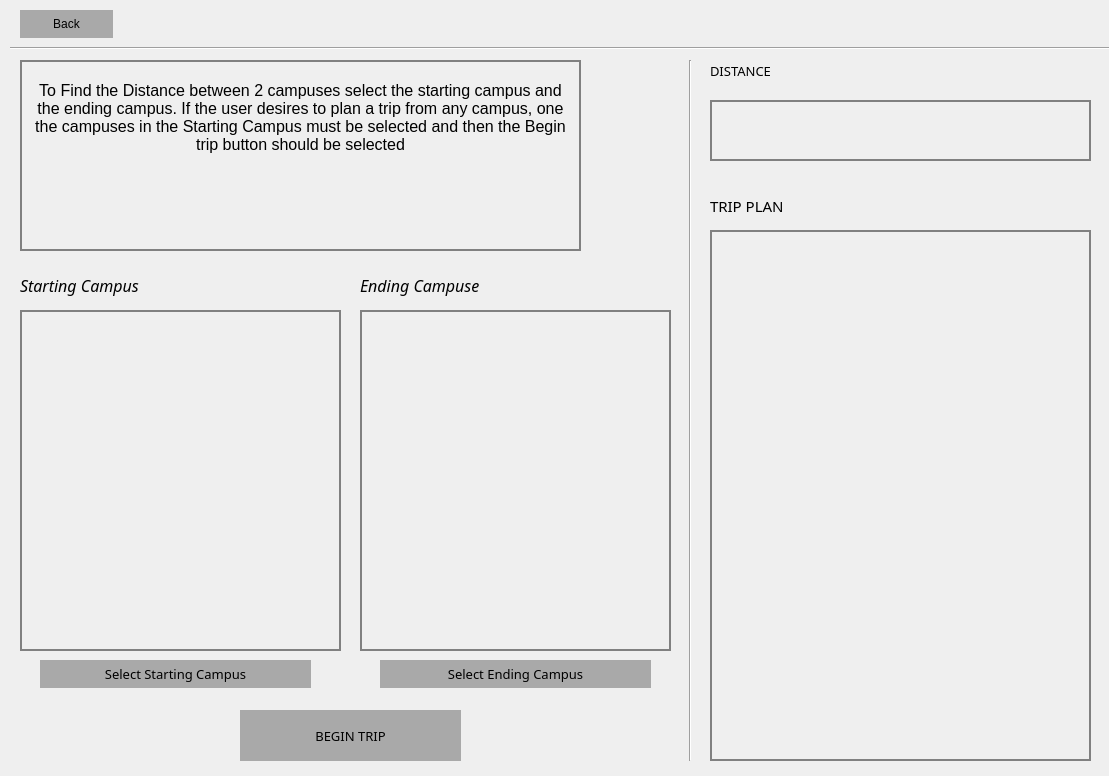
Before: the Qt Designer form src/tourcampuses.ui in brianclinkenbeard/collegetour, drawn with Qt 5.
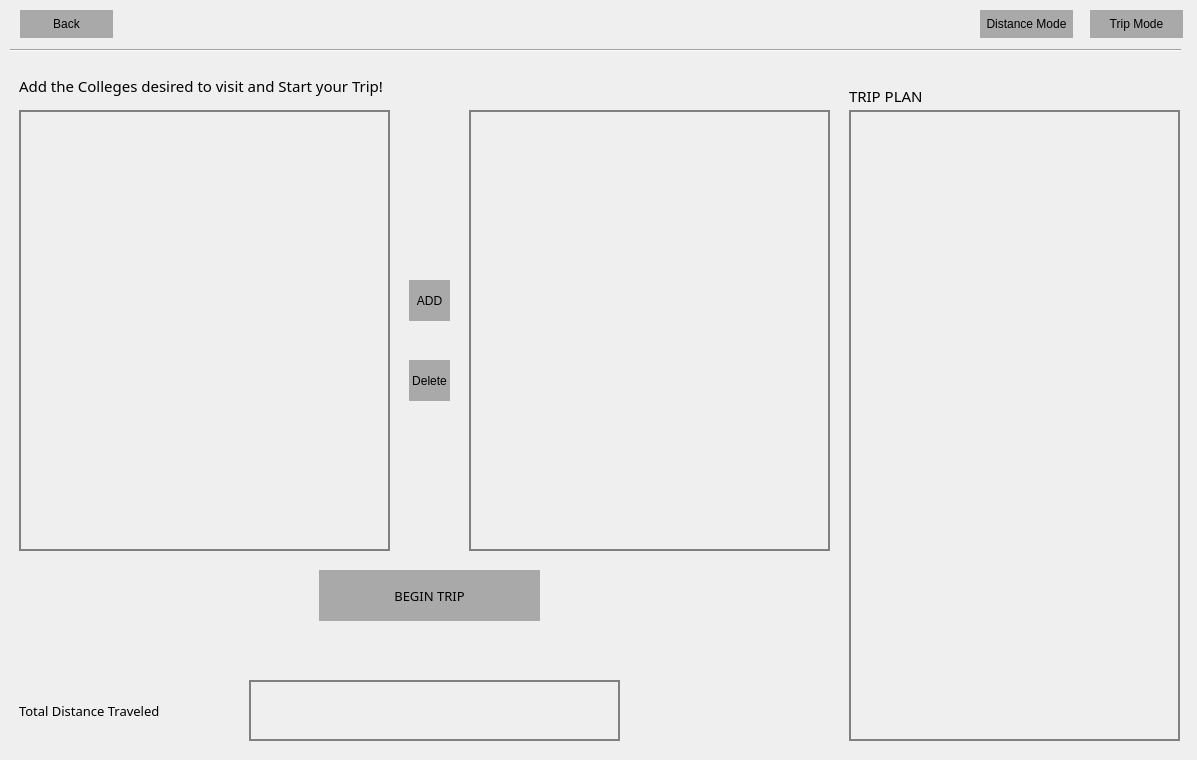
After: the same form once the commit is applied. Icons and pictures are not drawn.

```diff
--- a/src/tourcampuses.ui
+++ b/src/tourcampuses.ui
@@ -6,8 +6,8 @@
    <rect>
     <x>0</x>
     <y>0</y>
-    <width>1109</width>
-    <height>776</height>
+    <width>1197</width>
+    <height>760</height>
    </rect>
   </property>
   <property name="windowTitle">
@@ -46,95 +46,24 @@
 }
 </string>
   </property>
-  <widget class="QPushButton" name="back_to_main">
+  <widget class="QStackedWidget" name="stackedWidget">
    <property name="geometry">
     <rect>
-     <x>20</x>
-     <y>10</y>
-     <width>93</width>
-     <height>28</height>
-    </rect>
-   </property>
-   <property name="text">
-    <string>Back</string>
-   </property>
-  </widget>
-  <widget class="QTableWidget" name="endingCampus_table">
-   <property name="geometry">
-    <rect>
-     <x>360</x>
-     <y>310</y>
-     <width>311</width>
-     <height>341</height>
-    </rect>
-   </property>
-  </widget>
-  <widget class="QTableWidget" name="startingCampus_table">
-   <property name="geometry">
-    <rect>
-     <x>20</x>
-     <y>310</y>
-     <width>321</width>
-     <height>341</height>
-    </rect>
-   </property>
-  </widget>
-  <widget class="QTableWidget" name="tableWidget_3">
-   <property name="geometry">
-    <rect>
-     <x>710</x>
-     <y>230</y>
-     <width>381</width>
-     <height>531</height>
-    </rect>
-   </property>
-   <property name="styleSheet">
-    <string notr="true">tableWidget_3 {
-	font-color: white;
-}</string>
-   </property>
-  </widget>
-  <widget class="Line" name="line">
-   <property name="geometry">
-    <rect>
-     <x>10</x>
-     <y>40</y>
-     <width>1161</width>
-     <height>16</height>
-    </rect>
-   </property>
-   <property name="orientation">
-    <enum>Qt::Horizontal</enum>
-   </property>
-  </widget>
-  <widget class="QTableWidget" name="distance_table">
-   <property name="geometry">
-    <rect>
-     <x>710</x>
-     <y>100</y>
-     <width>381</width>
-     <height>61</height>
-    </rect>
-   </property>
-  </widget>
-  <widget class="Line" name="line_2">
-   <property name="geometry">
-    <rect>
-     <x>680</x>
+     <x>-1</x>
      <y>60</y>
-     <width>20</width>
+     <width>1191</width>
      <height>701</height>
     </rect>
    </property>
-   <property name="orientation">
-    <enum>Qt::Vertical</enum>
+   <property name="currentIndex">
+    <number>1</number>
    </property>
-  </widget>
-  <widget class="QLabel" name="label">
+   <widget class="QWidget" name="page">
+    <widget class="QLabel" name="startingCampus_label">
    <property name="geometry">
     <rect>
-     <x>20</x>
-     <y>270</y>
+       <x>30</x>
+       <y>80</y>
      <width>201</width>
      <height>31</height>
     </rect>
@@ -155,36 +84,21 @@
     <string>Starting Campus</string>
    </property>
   </widget>
-  <widget class="QLabel" name="label_2">
+    <widget class="QTableWidget" name="distance_table">
    <property name="geometry">
     <rect>
-     <x>360</x>
-     <y>270</y>
-     <width>201</width>
-     <height>31</height>
-    </rect>
-   </property>
-   <property name="font">
-    <font>
-     <family>Monotype Corsiva</family>
-     <pointsize>12</pointsize>
-     <italic>true</italic>
-    </font>
-   </property>
-   <property name="styleSheet">
-    <string notr="true">label_2 {
-	font-color: white;
-}</string>
-   </property>
-   <property name="text">
-    <string>Ending Campuse</string>
-   </property>
+       <x>810</x>
+       <y>630</y>
+       <width>371</width>
+       <height>61</height>
+      </rect>
+     </property>
   </widget>
   <widget class="QPushButton" name="pushButton_startColleges">
    <property name="geometry">
     <rect>
-     <x>40</x>
-     <y>660</y>
+       <x>70</x>
+       <y>580</y>
      <width>271</width>
      <height>28</height>
     </rect>
@@ -199,33 +113,21 @@
     <string>Select Starting Campus</string>
    </property>
   </widget>
-  <widget class="QPushButton" name="pushButton_3">
+    <widget class="QTableWidget" name="endingCampus_table">
    <property name="geometry">
     <rect>
-     <x>240</x>
-     <y>710</y>
-     <width>221</width>
-     <height>51</height>
-    </rect>
-   </property>
-   <property name="font">
-    <font>
-     <family>MV Boli</family>
-     <pointsize>10</pointsize>
-    </font>
-   </property>
-   <property name="styleSheet">
-    <string notr="true"/>
-   </property>
-   <property name="text">
-    <string>BEGIN TRIP</string>
-   </property>
+       <x>420</x>
+       <y>130</y>
+       <width>371</width>
+       <height>441</height>
+      </rect>
+     </property>
   </widget>
   <widget class="QPushButton" name="endingCollege_pushButton">
    <property name="geometry">
     <rect>
-     <x>380</x>
-     <y>660</y>
+       <x>470</x>
+       <y>580</y>
      <width>271</width>
      <height>28</height>
     </rect>
@@ -245,70 +147,21 @@
     <string>Select Ending Campus</string>
    </property>
   </widget>
-  <widget class="QTextBrowser" name="textBrowser">
+    <widget class="QTableWidget" name="startingCampus_table">
    <property name="geometry">
     <rect>
-     <x>20</x>
-     <y>60</y>
-     <width>561</width>
-     <height>191</height>
-    </rect>
-   </property>
-   <property name="font">
-    <font>
-     <pointsize>-1</pointsize>
-     <weight>75</weight>
-     <italic>false</italic>
-     <bold>true</bold>
-    </font>
-   </property>
-   <property name="frameShape">
-    <enum>QFrame::Box</enum>
-   </property>
-   <property name="frameShadow">
-    <enum>QFrame::Plain</enum>
-   </property>
-   <property name="lineWidth">
-    <number>5</number>
-   </property>
-   <property name="html">
-    <string>&lt;!DOCTYPE HTML PUBLIC &quot;-//W3C//DTD HTML 4.0//EN&quot; &quot;http://www.w3.org/TR/REC-html40/strict.dtd&quot;&gt;
-&lt;html&gt;&lt;head&gt;&lt;meta name=&quot;qrichtext&quot; content=&quot;1&quot; /&gt;&lt;style type=&quot;text/css&quot;&gt;
-p, li { white-space: pre-wrap; }
-&lt;/style&gt;&lt;/head&gt;&lt;body style=&quot; font-family:'MV Boli'; font-size:16px; font-weight:600; font-style:normal;&quot;&gt;
-&lt;p align=&quot;center&quot; style=&quot;-qt-paragraph-type:empty; margin-top:0px; margin-bottom:0px; margin-left:0px; margin-right:0px; -qt-block-indent:0; text-indent:0px; font-size:10pt; font-weight:400;&quot;&gt;&lt;br /&gt;&lt;/p&gt;
-&lt;p align=&quot;center&quot; style=&quot; margin-top:0px; margin-bottom:0px; margin-left:0px; margin-right:0px; -qt-block-indent:0; text-indent:0px;&quot;&gt;&lt;span style=&quot; font-family:'mv boli'; font-size:12pt; font-weight:400;&quot;&gt;To Find the Distance between 2 campuses select the starting campus and the ending campus. If the user desires to plan a trip from any campus, one the campuses in the Starting Campus must be selected and then the Begin trip button should be selected&lt;/span&gt;&lt;/p&gt;&lt;/body&gt;&lt;/html&gt;</string>
-   </property>
-  </widget>
-  <widget class="QLabel" name="label_3">
+       <x>30</x>
+       <y>130</y>
+       <width>371</width>
+       <height>441</height>
+      </rect>
+     </property>
+    </widget>
+    <widget class="QLabel" name="distance_label">
    <property name="geometry">
     <rect>
-     <x>710</x>
-     <y>190</y>
-     <width>131</width>
-     <height>31</height>
-    </rect>
-   </property>
-   <property name="font">
-    <font>
-     <family>MV Boli</family>
-     <pointsize>11</pointsize>
-    </font>
-   </property>
-   <property name="styleSheet">
-    <string notr="true">label_3 {
-	color: white;
-}</string>
-   </property>
-   <property name="text">
-    <string>TRIP PLAN</string>
-   </property>
-  </widget>
-  <widget class="QLabel" name="label_4">
-   <property name="geometry">
-    <rect>
-     <x>710</x>
-     <y>60</y>
+       <x>950</x>
+       <y>600</y>
      <width>91</width>
      <height>21</height>
     </rect>
@@ -326,6 +179,287 @@
    </property>
    <property name="text">
     <string>DISTANCE</string>
+     </property>
+    </widget>
+    <widget class="QLabel" name="endingCampus_label">
+     <property name="geometry">
+      <rect>
+       <x>420</x>
+       <y>90</y>
+       <width>201</width>
+       <height>31</height>
+      </rect>
+     </property>
+     <property name="font">
+      <font>
+       <family>Monotype Corsiva</family>
+       <pointsize>12</pointsize>
+       <italic>true</italic>
+      </font>
+     </property>
+     <property name="styleSheet">
+      <string notr="true">label_2 {
+	font-color: white;
+}</string>
+     </property>
+     <property name="text">
+      <string>Ending Campuse</string>
+     </property>
+    </widget>
+    <widget class="QLabel" name="label">
+     <property name="geometry">
+      <rect>
+       <x>40</x>
+       <y>10</y>
+       <width>801</width>
+       <height>61</height>
+      </rect>
+     </property>
+     <property name="styleSheet">
+      <string notr="true">QLabel {
+	font-size: 20px;
+	font-weight: bold;
+}
+
+QLabel:hover {
+	color: gray;
+}</string>
+     </property>
+     <property name="text">
+      <string>Select the Starting Point and the Ending Point for the distance to show</string>
+     </property>
+    </widget>
+   </widget>
+   <widget class="QWidget" name="page_2">
+    <widget class="QTableWidget" name="trip_table">
+     <property name="geometry">
+      <rect>
+       <x>850</x>
+       <y>50</y>
+       <width>331</width>
+       <height>631</height>
+      </rect>
+     </property>
+     <property name="styleSheet">
+      <string notr="true">tableWidget_3 {
+	font-color: white;
+}</string>
+     </property>
+    </widget>
+    <widget class="QLabel" name="trip_label">
+     <property name="geometry">
+      <rect>
+       <x>850</x>
+       <y>20</y>
+       <width>131</width>
+       <height>31</height>
+      </rect>
+     </property>
+     <property name="font">
+      <font>
+       <family>MV Boli</family>
+       <pointsize>11</pointsize>
+      </font>
+     </property>
+     <property name="styleSheet">
+      <string notr="true">label_3 {
+	color: white;
+}</string>
+     </property>
+     <property name="text">
+      <string>TRIP PLAN</string>
+     </property>
+    </widget>
+    <widget class="QPushButton" name="beginTrip_pushButton">
+     <property name="geometry">
+      <rect>
+       <x>320</x>
+       <y>510</y>
+       <width>221</width>
+       <height>51</height>
+      </rect>
+     </property>
+     <property name="font">
+      <font>
+       <family>MV Boli</family>
+       <pointsize>10</pointsize>
+      </font>
+     </property>
+     <property name="styleSheet">
+      <string notr="true"/>
+     </property>
+     <property name="text">
+      <string>BEGIN TRIP</string>
+     </property>
+    </widget>
+    <widget class="QTableWidget" name="selectedVisitColleges_table">
+     <property name="geometry">
+      <rect>
+       <x>470</x>
+       <y>50</y>
+       <width>361</width>
+       <height>441</height>
+      </rect>
+     </property>
+    </widget>
+    <widget class="QTableWidget" name="collegeList_table">
+     <property name="geometry">
+      <rect>
+       <x>20</x>
+       <y>50</y>
+       <width>371</width>
+       <height>441</height>
+      </rect>
+     </property>
+    </widget>
+    <widget class="QPushButton" name="addColleges_button">
+     <property name="geometry">
+      <rect>
+       <x>410</x>
+       <y>220</y>
+       <width>41</width>
+       <height>41</height>
+      </rect>
+     </property>
+     <property name="text">
+      <string>ADD</string>
+     </property>
+    </widget>
+    <widget class="QLabel" name="trip_label_3">
+     <property name="geometry">
+      <rect>
+       <x>20</x>
+       <y>10</y>
+       <width>501</width>
+       <height>31</height>
+      </rect>
+     </property>
+     <property name="font">
+      <font>
+       <family>MV Boli</family>
+       <pointsize>11</pointsize>
+      </font>
+     </property>
+     <property name="styleSheet">
+      <string notr="true">label_3 {
+	color: white;
+}</string>
+     </property>
+     <property name="text">
+      <string>Add the Colleges desired to visit and Start your Trip!</string>
+     </property>
+    </widget>
+    <widget class="QLabel" name="distance_label_2">
+     <property name="geometry">
+      <rect>
+       <x>20</x>
+       <y>640</y>
+       <width>221</width>
+       <height>21</height>
+      </rect>
+     </property>
+     <property name="font">
+      <font>
+       <family>MV Boli</family>
+       <pointsize>10</pointsize>
+      </font>
+     </property>
+     <property name="styleSheet">
+      <string notr="true">label_4 {
+	font-color: white;
+}</string>
+     </property>
+     <property name="text">
+      <string>Total Distance Traveled</string>
+     </property>
+    </widget>
+    <widget class="QTableWidget" name="distance_table_2">
+     <property name="geometry">
+      <rect>
+       <x>250</x>
+       <y>620</y>
+       <width>371</width>
+       <height>61</height>
+      </rect>
+     </property>
+    </widget>
+    <widget class="QPushButton" name="deleteColleges_button">
+     <property name="geometry">
+      <rect>
+       <x>410</x>
+       <y>300</y>
+       <width>41</width>
+       <height>41</height>
+      </rect>
+     </property>
+     <property name="text">
+      <string>Delete</string>
+     </property>
+    </widget>
+   </widget>
+  </widget>
+  <widget class="QPushButton" name="tripMode_pushButton">
+   <property name="geometry">
+    <rect>
+     <x>1090</x>
+     <y>10</y>
+     <width>93</width>
+     <height>28</height>
+    </rect>
+   </property>
+   <property name="styleSheet">
+    <string notr="true">QPushButton:hover {
+	background-color: darkblue;
+	color: white;
+}</string>
+   </property>
+   <property name="text">
+    <string>Trip Mode</string>
+   </property>
+  </widget>
+  <widget class="QPushButton" name="distanceMode_pushButton">
+   <property name="geometry">
+    <rect>
+     <x>980</x>
+     <y>10</y>
+     <width>93</width>
+     <height>28</height>
+    </rect>
+   </property>
+   <property name="styleSheet">
+    <string notr="true">QPushButton:hover {
+	background-color: darkblue;
+	color: white;
+}</string>
+   </property>
+   <property name="text">
+    <string>Distance Mode</string>
+   </property>
+  </widget>
+  <widget class="QPushButton" name="back_to_main">
+   <property name="geometry">
+    <rect>
+     <x>20</x>
+     <y>10</y>
+     <width>93</width>
+     <height>28</height>
+    </rect>
+   </property>
+   <property name="text">
+    <string>Back</string>
+   </property>
+  </widget>
+  <widget class="Line" name="line">
+   <property name="geometry">
+    <rect>
+     <x>10</x>
+     <y>40</y>
+     <width>1171</width>
+     <height>20</height>
+    </rect>
+   </property>
+   <property name="orientation">
+    <enum>Qt::Horizontal</enum>
    </property>
   </widget>
  </widget>
```
Left out of the diff: 2 changed lines with no effect on the pictures. Lines whose indentation alone changed are shown as unchanged.
